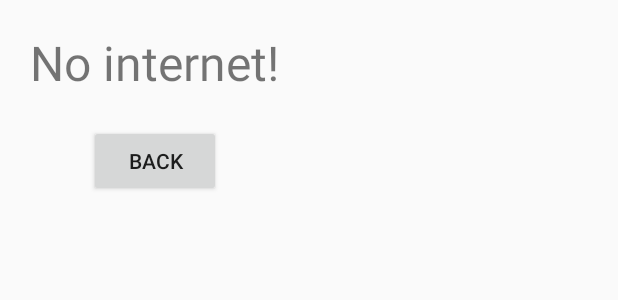
After one commit to palevominimale/PokemonList, an Android app: the layout fragment_show_no_internet.xml on its own in the app's theme, with its tools: preview values and no code run, on a phone screen of 412 x 824 dp. The commit adds this screen. Shown: the top 300 px of the screen. Run offline under Robolectric (Android 15) with nearby library versions, the phone set to English and light mode, and no system bars.

Commit message:
added "no internet" layout to show fragment (shown when CheckInternet is false)

```diff
--- a/app/src/main/java/app/seals/pokemonlist/di/uiDi.kt
+++ b/app/src/main/java/app/seals/pokemonlist/di/uiDi.kt
@@ -19,7 +19,8 @@ val uiDi = module {
     single {
         ShowFragment(
             pokemonRepository = get(),
-            api = get()
+            api = get(),
+            checkInternet = get()
         )
     }
 }
--- a/app/src/main/java/app/seals/pokemonlist/domain/interfaces/PokemonRepository.kt
+++ b/app/src/main/java/app/seals/pokemonlist/domain/interfaces/PokemonRepository.kt
@@ -5,9 +5,9 @@ import app.seals.pokemonlist.domain.models.PokemonSmallDomainModel
 
 interface PokemonRepository {
 
-    fun getPokemonById(id: Long) : PokemonDomainModel
+    fun getPokemonById(id: Long) : PokemonDomainModel?
     fun getPokemonByName(name: String) : PokemonDomainModel?
-    fun getPokemonMiniByName(name: String) : PokemonSmallDomainModel
+    fun getPokemonMiniByName(name: String) : PokemonSmallDomainModel?
 
     fun getAll() : List<PokemonDomainModel>
     fun getAllMini() : List<PokemonSmallDomainModel>
--- /dev/null
+++ b/app/src/main/res/layout/fragment_show_no_internet.xml
@@ -0,0 +1,28 @@
+<?xml version="1.0" encoding="utf-8"?>
+<androidx.constraintlayout.widget.ConstraintLayout xmlns:android="http://schemas.android.com/apk/res/android"
+    android:layout_width="wrap_content"
+    android:layout_height="wrap_content"
+    android:padding="20dp"
+    xmlns:app="http://schemas.android.com/apk/res-auto">
+
+    <TextView
+        android:id="@+id/textNoInternet"
+        android:layout_width="wrap_content"
+        android:layout_height="wrap_content"
+        android:text="@string/no_internet"
+        app:layout_constraintEnd_toEndOf="parent"
+        app:layout_constraintStart_toStartOf="parent"
+        app:layout_constraintTop_toTopOf="parent"
+        android:textSize="32sp" />
+
+    <Button
+        android:id="@+id/closeFragment"
+        android:layout_width="match_parent"
+        android:layout_height="wrap_content"
+        app:layout_constraintTop_toBottomOf="@id/textNoInternet"
+        app:layout_constraintEnd_toEndOf="parent"
+        app:layout_constraintStart_toStartOf="parent"
+        app:layout_constraintBottom_toBottomOf="parent"
+        android:layout_marginTop="20dp"
+        android:text="@string/button_back"/>
+</androidx.constraintlayout.widget.ConstraintLayout>
--- a/app/src/main/res/values/strings.xml
+++ b/app/src/main/res/values/strings.xml
@@ -6,4 +6,5 @@
     <string name="description_icon">Pokemon icon</string>
     <string name="pokemon_type">Grass</string>
     <string name="button_back">back</string>
+    <string name="no_internet">No internet!</string>
 </resources>
```
Also changed, not shown: app/src/main/java/app/seals/pokemonlist/ui/show_pokemon/ShowFragment.kt (+40 -19 lines).
